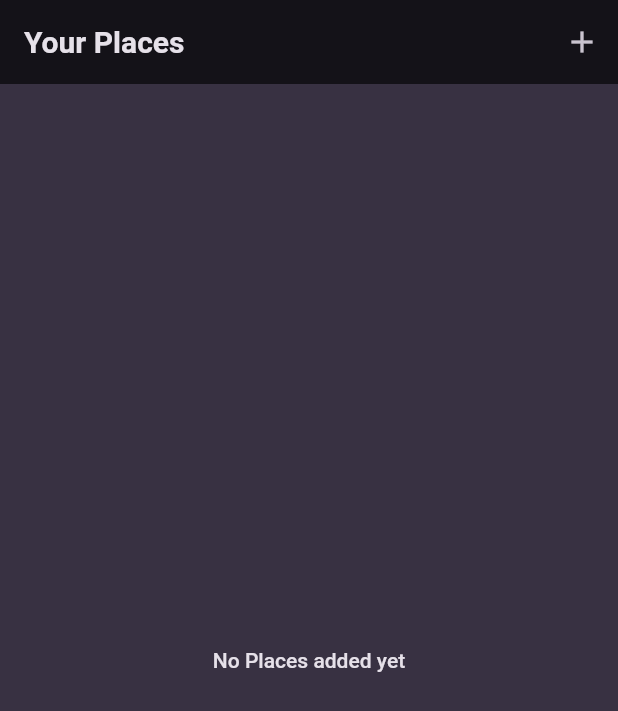
After one commit to TeniG/FlutterFavouritePlacesApp, a Flutter app: the screen it shows after launch, on a phone screen of 412 x 824 dp. The commit adds this screen. Shown: the top 711 px of the screen. Run offline on Flutter 3.47's test engine with Material 2 defaults, Android fonts, the light colour scheme and no system bars; our stand-ins replace flutter_riverpod, google_fonts.

Commit message:
- code refactored

```diff
--- a/lib/main.dart
+++ b/lib/main.dart
@@ -1,5 +1,5 @@
 import 'package:flutter/material.dart';
-import 'package:flutter_favourite_places/widgets/places_screen.dart';
+import 'package:flutter_favourite_places/screens/place_list_screen.dart';
 import 'package:flutter_riverpod/flutter_riverpod.dart';
 import 'package:google_fonts/google_fonts.dart';
 
@@ -43,7 +43,7 @@ class MyApp extends StatelessWidget {
     return MaterialApp(
       title: 'Flutter Demo',
       theme: theme,
-      home: const PlacesScreen(),
+      home: const PlaceListScreen(),
     );
   }
 }
--- /dev/null
+++ b/lib/models/place.dart
@@ -0,0 +1,9 @@
+import 'package:uuid/uuid.dart';
+
+var uuid = const Uuid();
+
+class Place {
+  Place({required this.name}) : id = uuid.v4();
+  final String id;
+  final String name;
+}
--- a/lib/models/places.dart
+++ /dev/null
@@ -1,4 +0,0 @@
-class Places {
-  const Places(this.name);
-  final String name;
-}
--- a/lib/providers/place_provider.dart
+++ b/lib/providers/place_provider.dart
@@ -1,16 +1,16 @@
 import 'package:flutter_riverpod/flutter_riverpod.dart';
 
-import 'package:flutter_favourite_places/models/places.dart';
+import 'package:flutter_favourite_places/models/place.dart';
 
-class PlaceProvider extends StateNotifier<List<Places>> {
+class PlaceProvider extends StateNotifier<List<Place>> {
   // We initialize the list of places to an empty list
   PlaceProvider() : super([]);
 
-  void addPlace(Places places) {
+  void addPlace(Place places) {
     state = [...state, places];
   }
 }
 
-final placeProvider = StateNotifierProvider<PlaceProvider, List<Places>>((ref) {
+final placeProvider = StateNotifierProvider<PlaceProvider, List<Place>>((ref) {
   return PlaceProvider();
 });
--- /dev/null
+++ b/lib/screens/place_list_screen.dart
@@ -0,0 +1,81 @@
+import 'package:flutter/material.dart';
+import 'package:flutter_favourite_places/models/place.dart';
+import 'package:flutter_favourite_places/providers/place_provider.dart';
+import 'package:flutter_favourite_places/screens/add_place_screen.dart';
+import 'package:flutter_favourite_places/screens/place_details_screen.dart';
+import 'package:flutter_riverpod/flutter_riverpod.dart';
+
+class PlaceListScreen extends ConsumerStatefulWidget {
+  const PlaceListScreen({super.key});
+
+  @override
+  ConsumerState<ConsumerStatefulWidget> createState() {
+    return _PlaceListScreenState();
+  }
+}
+
+class _PlaceListScreenState extends ConsumerState<PlaceListScreen> {
+  void _addPlace() {
+    Navigator.of(context).push(
+      MaterialPageRoute(builder: (context) {
+        return AddPlace();
+      }),
+    );
+  }
+
+  void launchPlaceDetailsScreen(Place place) {
+    Navigator.of(context).push(
+      MaterialPageRoute(builder: (ctx) {
+        return PlaceDetailsScreen(
+          place: place,
+        );
+      }),
+    );
+  }
+
+  @override
+  Widget build(BuildContext context) {
+    final placeList = ref.watch(placeProvider);
+
+    Widget content =  Center(
+      child: Text(
+        "No Places added yet",
+        style: Theme.of(context).textTheme.bodyLarge!.copyWith(
+              color: Theme.of(context).colorScheme.onBackground,
+            ),
+      ),
+    );
+
+    if (placeList.isNotEmpty) {
+      content = ListView.builder(
+        itemBuilder: (ctx, position) {
+          return ListTile(
+            title: Text(
+              placeList[position].name,
+              style: Theme.of(context).textTheme.titleMedium!.copyWith(
+                    color: Theme.of(context).colorScheme.onBackground,
+                  ),
+            ),
+            onTap: () {
+              return launchPlaceDetailsScreen(placeList[position]);
+            },
+          );
+        },
+        itemCount: placeList.length,
+      );
+    }
+
+    return Scaffold(
+      appBar: AppBar(
+        title: const Text("Your Places"),
+        actions: [
+          IconButton(
+            onPressed: _addPlace,
+            icon: const Icon(Icons.add),
+          )
+        ],
+      ),
+      body: content,
+    );
+  }
+}
--- a/pubspec.yaml
+++ b/pubspec.yaml
@@ -37,6 +37,7 @@ dependencies:
   cupertino_icons: ^1.0.2
   google_fonts: ^4.0.4
   flutter_riverpod: ^2.3.7
+  uuid: ^3.0.7
 
 dev_dependencies:
   flutter_test:
```
Also changed, not shown: lib/screens/add_place_screen.dart (renamed from lib/widgets/add_place_screen.dart, +16 -9 lines), lib/screens/place_details_screen.dart (added, +22 -0 lines), lib/widgets/places_screen.dart (deleted, +0 -48 lines), pubspec.lock.
